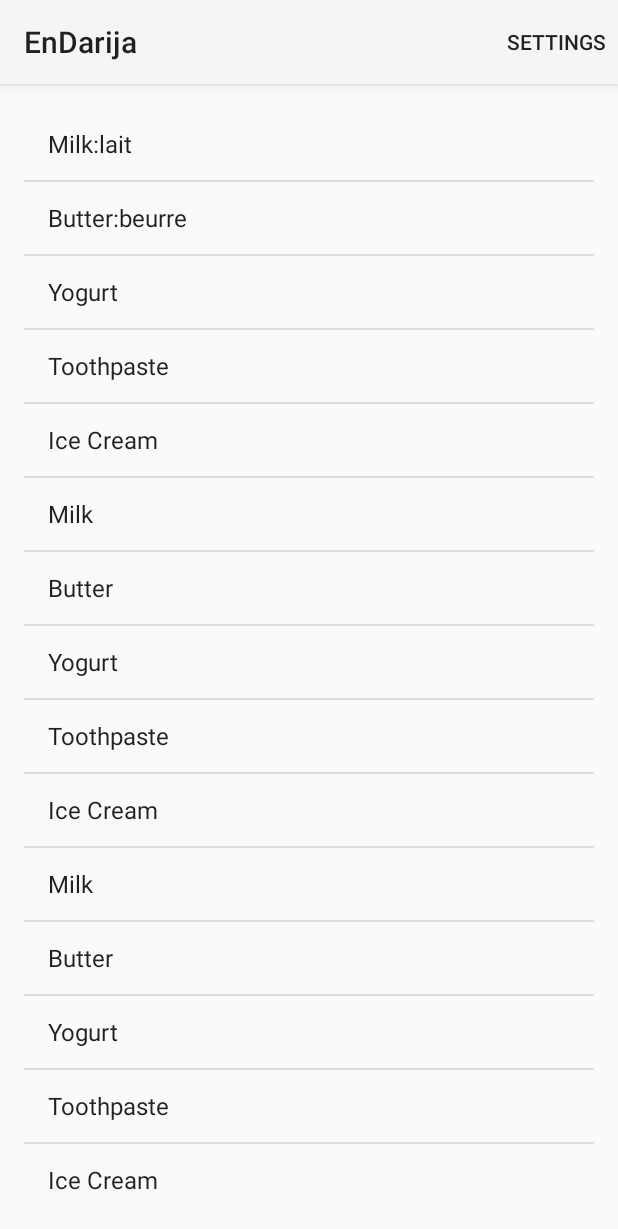
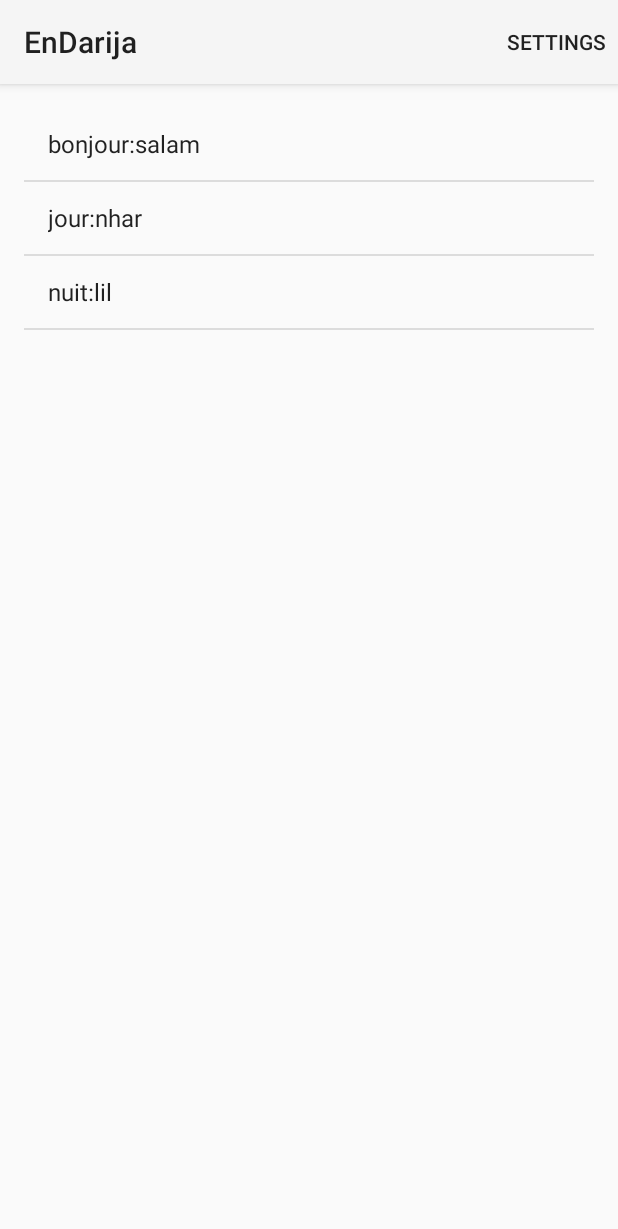
Before and after one commit to randriamasy/EnDarija, an Android app: the screen it shows after launch (MyActivity before the commit, DictionaryActivity after it), on a phone screen of 412 x 824 dp. Shown: the top 1229 px of the screen. Run offline under Robolectric (Android 15) with nearby library versions, the light colour scheme and no system bars.

Commit message:
load txt file

```diff
--- a/app/src/main/AndroidManifest.xml
+++ b/app/src/main/AndroidManifest.xml
@@ -1,6 +1,6 @@
 <?xml version="1.0" encoding="utf-8"?>
 <manifest xmlns:android="http://schemas.android.com/apk/res/android"
-    package="com.example.randriamasy.endarija" >
+    package="com.endarija" >
 
     <application
         android:allowBackup="true"
@@ -9,11 +9,10 @@
         android:theme="@style/AppTheme" >
         <activity
             android:theme="@style/Theme.AppCompat.Light"
-            android:name=".MyActivity"
+            android:name=".DictionaryActivity"
             android:label="@string/app_name" >
             <intent-filter>
                 <action android:name="android.intent.action.MAIN" />
-
                 <category android:name="android.intent.category.LAUNCHER" />
             </intent-filter>
         </activity>
--- /dev/null
+++ b/app/src/main/assets/words.txt
@@ -0,0 +1,3 @@
+bonjour:salam
+jour:nhar
+nuit:lil
--- a/app/src/main/java/com/example/randriamasy/endarija/MyActivity.java
+++ b/app/src/main/java/com/endarija/DictionaryActivity.java
@@ -1,4 +1,4 @@
-package com.example.randriamasy.endarija;
+package com.endarija;
 
 import android.os.Bundle;
 import android.support.v7.app.ActionBarActivity;
@@ -6,10 +6,9 @@ import android.view.Menu;
 import android.view.MenuItem;
 import android.widget.ArrayAdapter;
 import android.widget.ListView;
-import android.widget.Toast;
 
 
-public class MyActivity extends ActionBarActivity {
+public class DictionaryActivity extends ActionBarActivity {
 
     @Override
     protected void onCreate(Bundle savedInstanceState) {
@@ -18,7 +17,7 @@ public class MyActivity extends ActionBarActivity {
 
         ListView listView1 = (ListView) findViewById(R.id.listView1);
 
-        DictionaryModel model = new DictionaryModel();
+        DictionaryModel model = new DictionaryModel(this);
 
         ArrayAdapter<String> adapter = new ArrayAdapter<String>(this,
                 android.R.layout.simple_list_item_1, model.allWords());
@@ -44,7 +43,7 @@ public class MyActivity extends ActionBarActivity {
 
             ListView listView1 = (ListView) findViewById(R.id.listView1);
 
-            DictionaryModel model = new DictionaryModel();
+            DictionaryModel model = new DictionaryModel(this);
 
             ArrayAdapter<String> adapter = new ArrayAdapter<String>(this,
                     android.R.layout.simple_list_item_1, model.wordswithKey("motrecherché"));
--- /dev/null
+++ b/app/src/main/java/com/endarija/DictionaryModel.java
@@ -0,0 +1,60 @@
+package com.endarija;
+
+import android.content.Context;
+
+import java.io.BufferedReader;
+import java.io.InputStream;
+import java.io.InputStreamReader;
+import java.util.ArrayList;
+
+/**
+ * Created by telolahy on 06/10/14.
+ */
+public class DictionaryModel {
+
+    private ArrayList<String> wordsList;
+
+    public DictionaryModel(Context context) {
+
+        wordsList = new ArrayList<String>();
+
+        InputStream instream = null;
+        try {
+            // open the file for reading
+            instream = context.getAssets().open("words.txt");
+
+            // prepare the file for reading
+            InputStreamReader inputreader = new InputStreamReader(instream);
+            BufferedReader buffreader = new BufferedReader(inputreader);
+            String line;
+
+            // read every line of the file into the line-variable, on line at the time
+            while ((line = buffreader.readLine()) != null) {
+
+                // copy line in words
+                wordsList.add(line);
+            }
+
+            // close the file.
+            instream.close();
+
+        } catch (Exception e) {
+
+            e.printStackTrace();
+        }
+
+    }
+
+
+    public String[] allWords() {
+
+        return wordsList.toArray(new String[wordsList.size()]);
+    }
+
+    public String[] wordswithKey(String key) {
+
+        String[] items = {"Toothpaste", "Ice Cream"};
+        return items;
+    }
+
+}
--- a/app/src/main/java/com/example/randriamasy/endarija/DictionaryModel.java
+++ /dev/null
@@ -1,25 +0,0 @@
-package com.example.randriamasy.endarija;
-
-/**
- * Created by telolahy on 06/10/14.
- */
-public class DictionaryModel {
-
-
-    public String[] allWords() {
-
-        // TODO: load from file
-
-        String[] items = { "Milk:lait", "Butter:beurre", "Yogurt", "Toothpaste", "Ice Cream",
-                "Milk", "Butter", "Yogurt", "Toothpaste", "Ice Cream",
-                "Milk", "Butter", "Yogurt", "Toothpaste", "Ice Cream"};
-        return items;
-    }
-
-    public String[] wordswithKey(String key) {
-
-        String[] items = { "Toothpaste", "Ice Cream"};
-        return items;
-    }
-
-}
--- a/app/src/main/res/values/arrays.xml
+++ /dev/null
@@ -1,4 +0,0 @@
-<?xml version="1.0" encoding="utf-8"?>
-<resources>
-    <string-array name="mots">aaaaa, bbbb, cccc ,ddddd</string-array>
-</resources>
```
